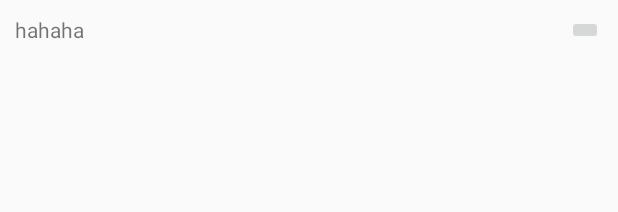
After one commit to cyx233/QingStream, an Android app: the layout item_history.xml on its own in the app's theme, with its tools: preview values and no code run, on a phone screen of 412 x 824 dp. The commit adds this screen. Shown: the top 212 px of the screen. Run offline under Robolectric (Android 15) with nearby library versions, the phone set to English and light mode, and no system bars.

Commit message:
give a try

```diff
--- a/app/src/main/java/com/java/tanghao/Description.java
+++ b/app/src/main/java/com/java/tanghao/Description.java
@@ -62,4 +62,5 @@ public class Description{
     public String[] getLabel() {
         return label;
     }
+
 }
--- a/app/src/main/java/com/java/tanghao/YiqingScholarManager.java
+++ b/app/src/main/java/com/java/tanghao/YiqingScholarManager.java
@@ -28,6 +28,7 @@ public class YiqingScholarManager {
             QingUtils.GetHttpResponseTask g = new QingUtils.GetHttpResponseTask();
             QingUtils.ParseYiqingScholarTask p = new QingUtils.ParseYiqingScholarTask();
             String data = g.executeOnExecutor(AsyncTask.THREAD_POOL_EXECUTOR, url).get();
+
             yiqingScholars = p.executeOnExecutor(AsyncTask.THREAD_POOL_EXECUTOR, data).get();
             insertScholar(yiqingScholars);
         }
--- /dev/null
+++ b/app/src/main/res/layout/item_history.xml
@@ -0,0 +1,24 @@
+<?xml version="1.0" encoding="utf-8"?>
+<?xml version="1.0" encoding="utf-8"?>
+<RelativeLayout
+    xmlns:android="http://schemas.android.com/apk/res/android"
+    android:orientation="horizontal"
+    android:gravity="center_vertical"
+    android:layout_width="match_parent"
+    android:padding="10dp"
+    android:clickable="true"
+    android:layout_height="wrap_content">
+    <TextView
+        android:id="@+id/titleTv"
+        android:text="hahaha"
+        android:layout_centerVertical="true"
+        android:layout_width="match_parent"
+        android:layout_height="wrap_content" />
+    <ImageButton
+        android:layout_width="wrap_content"
+        android:layout_height="wrap_content"
+        android:layout_centerVertical="true"
+        android:layout_alignParentRight="true"
+        android:layout_gravity="right"
+        android:id="@+id/imageButton" />
+</RelativeLayout>
```
Also changed, not shown: app/build.gradle (+6 -4 lines), app/src/main/java/com/java/chenyuxiang/MainActivity.java (+91 -24 lines), app/src/main/java/com/java/tanghao/QingUtils.java (+7 -1 lines), app/gradle/wrapper/gradle-wrapper.properties (added), 4 other files.
